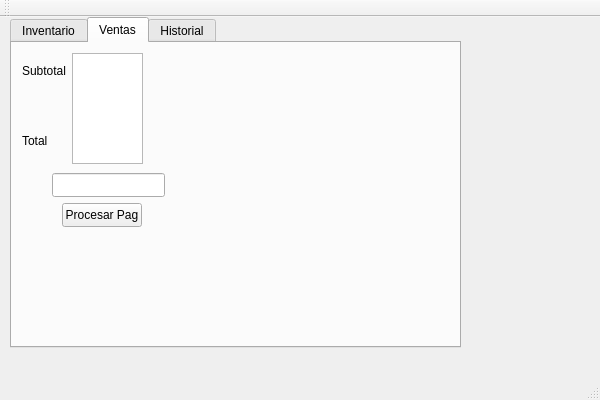
First picture: the form in ProyectoProgramacionArreglado/ProyectoProgramacionArreglado.ui, repository Jertalmmn/ProyectoProgramacionArreglado, before the edit.
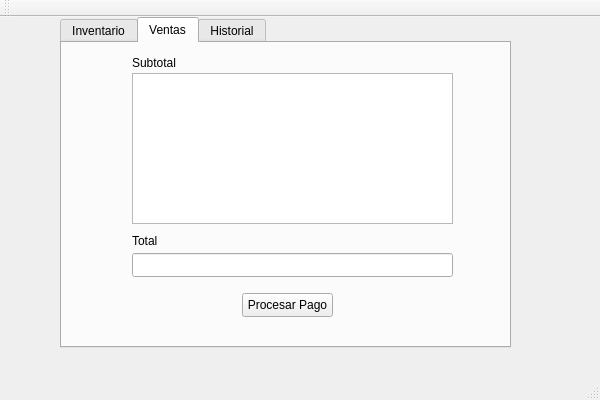
Second picture: the form after the edit. The open tabs and pages were chosen to show the change.

Commit message: feat: inventario, ventas y cambio

```diff
--- a/ProyectoProgramacionArreglado/ProyectoProgramacionArreglado.ui
+++ b/ProyectoProgramacionArreglado/ProyectoProgramacionArreglado.ui
@@ -17,7 +17,7 @@
    <widget class="QTabWidget" name="tabWidget">
     <property name="geometry">
      <rect>
-      <x>10</x>
+      <x>60</x>
       <y>0</y>
       <width>451</width>
       <height>331</height>
@@ -80,20 +80,20 @@
      <widget class="QListWidget" name="listWidget">
       <property name="geometry">
        <rect>
-        <x>60</x>
-        <y>10</y>
-        <width>71</width>
-        <height>111</height>
+        <x>70</x>
+        <y>30</y>
+        <width>321</width>
+        <height>151</height>
        </rect>
       </property>
      </widget>
      <widget class="QLabel" name="label">
       <property name="geometry">
        <rect>
-        <x>10</x>
-        <y>20</y>
+        <x>70</x>
+        <y>10</y>
         <width>49</width>
-        <height>16</height>
+        <height>20</height>
        </rect>
       </property>
       <property name="text">
@@ -103,9 +103,9 @@
      <widget class="QLabel" name="label_2">
       <property name="geometry">
        <rect>
-        <x>10</x>
-        <y>90</y>
-        <width>49</width>
+        <x>70</x>
+        <y>190</y>
+        <width>321</width>
         <height>16</height>
        </rect>
       </property>
@@ -116,9 +116,9 @@
      <widget class="QLineEdit" name="lineEdit">
       <property name="geometry">
        <rect>
-        <x>40</x>
-        <y>130</y>
-        <width>113</width>
+        <x>70</x>
+        <y>210</y>
+        <width>321</width>
         <height>24</height>
        </rect>
       </property>
@@ -126,14 +126,14 @@
      <widget class="QPushButton" name="pushButton_2">
       <property name="geometry">
        <rect>
-        <x>50</x>
-        <y>160</y>
-        <width>80</width>
+        <x>180</x>
+        <y>250</y>
+        <width>91</width>
         <height>24</height>
        </rect>
       </property>
       <property name="text">
-       <string>Procesar Pag</string>
+       <string>Procesar Pago</string>
       </property>
      </widget>
     </widget>
```
Left out of the diff: 2 changed lines with no effect on the pictures. The commit also changes 2 other files.
